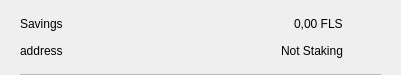
Above: src/qt/fls/forms/csrow.ui from Liquid369/blank before the change. Below: the same form after it.
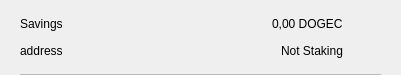
That is the form after the change. Icons and pictures are not drawn.

The edit to the form file:
```diff
--- a/src/qt/fls/forms/csrow.ui
+++ b/src/qt/fls/forms/csrow.ui
@@ -102,7 +102,7 @@
            <item>
             <widget class="QLabel" name="labelAmount">
              <property name="text">
-              <string>0,00 FLS</string>
+              <string>0,00 DOGEC</string>
              </property>
             </widget>
            </item>
```
